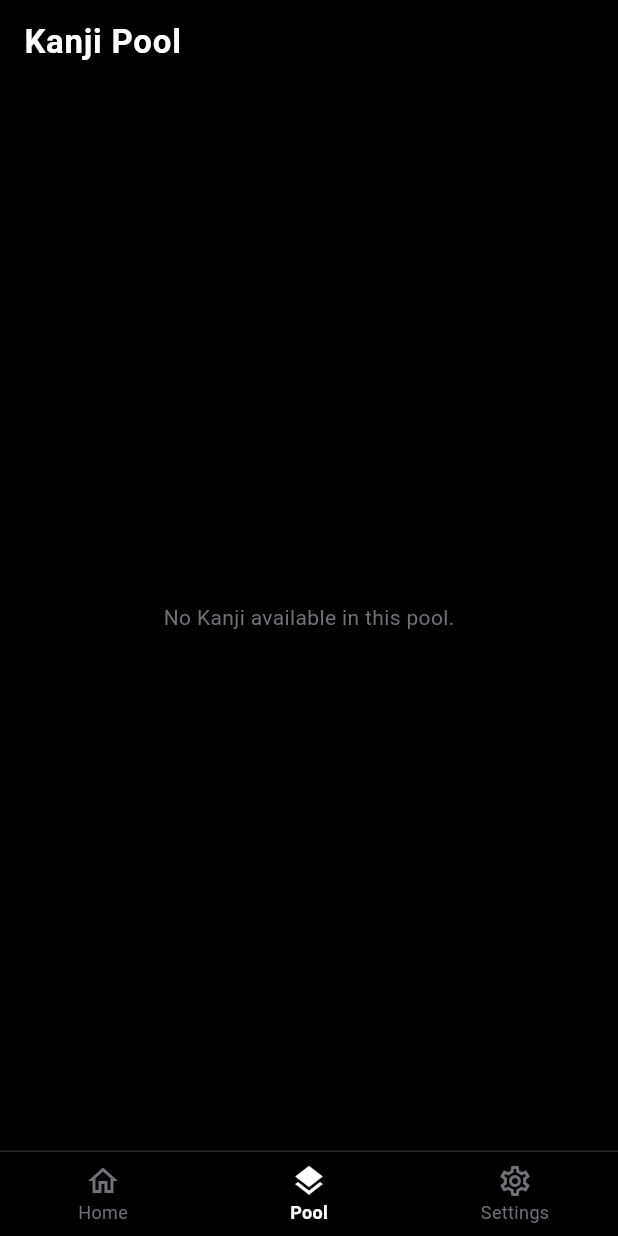
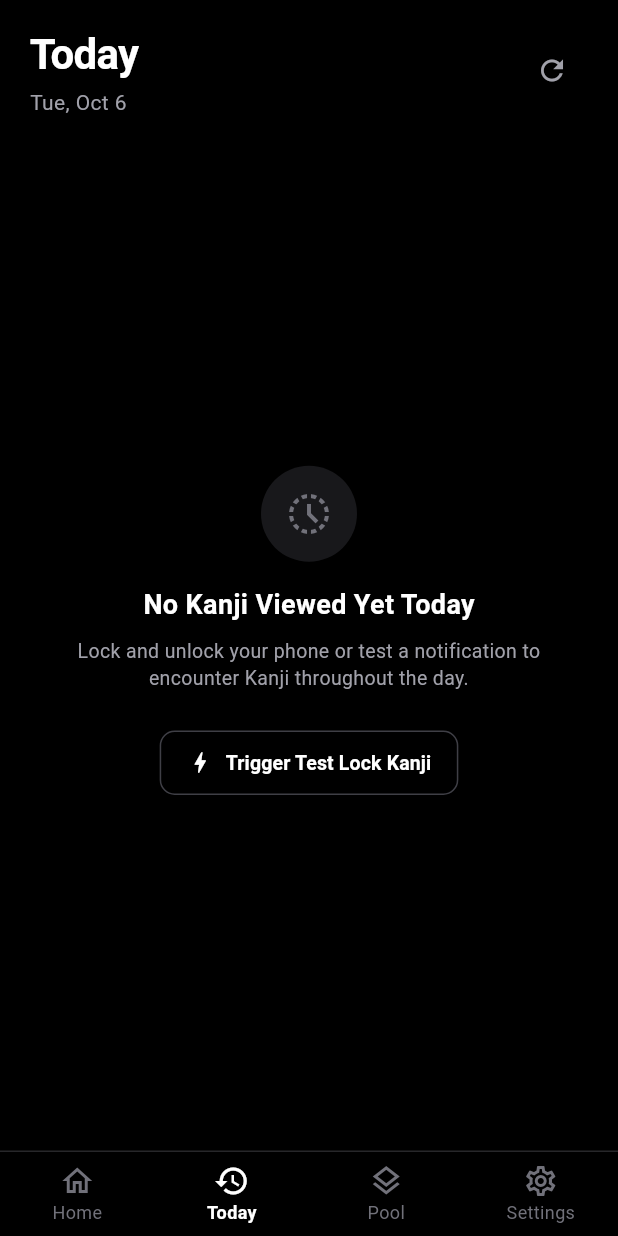
Before and after one commit to sohamsangole/shunkan, a Flutter app: the MainScaffold screen opened directly, item 2 of the bottom bar chosen, on a phone screen of 412 x 824 dp. Run offline on Flutter 3.47's test engine with Material 3 defaults, Android fonts, the phone set to English and light mode, and no system bars; our stand-ins replace flutter_local_notifications, shared_preferences; accounts and stored records are empty.

Commit message:
Introduce Today screen with glance counts and strict filter options

```diff
--- a/lib/screens/main_scaffold.dart
+++ b/lib/screens/main_scaffold.dart
@@ -6,8 +6,9 @@ import '../state/app_state.dart';
 import 'home_screen.dart';
 import 'pool_screen.dart';
 import 'settings_screen.dart';
+import 'today_screen.dart';
 
-/// Main navigation scaffold providing 3 minimal tabs: Home, Pool, and Settings.
+/// Main navigation scaffold providing 4 minimal tabs: Home, Today, Pool, and Settings.
 class MainScaffold extends StatefulWidget {
   const MainScaffold({super.key});
 
@@ -20,6 +21,7 @@ class _MainScaffoldState extends State<MainScaffold> with WidgetsBindingObserver
 
   final List<Widget> _screens = const [
     HomeScreen(),
+    TodayScreen(),
     PoolScreen(),
     SettingsScreen(),
   ];
@@ -72,7 +74,7 @@ class _MainScaffoldState extends State<MainScaffold> with WidgetsBindingObserver
     debugPrint('[MainScaffold] Found target: ${target?.character}');
     if (target != null && mounted) {
       setState(() {
-        _currentIndex = 1; // Switch to Pool tab
+        _currentIndex = 2; // Switch to Pool tab (now index 2)
       });
       // Show detail modal for this Kanji
       WidgetsBinding.instance.addPostFrameCallback((_) {
@@ -116,6 +118,11 @@ class _MainScaffoldState extends State<MainScaffold> with WidgetsBindingObserver
               label: 'Home',
             ),
             BottomNavigationBarItem(
+              icon: Icon(Icons.history_toggle_off),
+              activeIcon: Icon(Icons.history),
+              label: 'Today',
+            ),
+            BottomNavigationBarItem(
               icon: Icon(Icons.layers_outlined),
               activeIcon: Icon(Icons.layers),
               label: 'Pool',
--- /dev/null
+++ b/lib/screens/today_screen.dart
@@ -0,0 +1,427 @@
+import 'package:flutter/material.dart';
+import 'package:provider/provider.dart';
+import '../models/kanji.dart';
+import '../state/app_state.dart';
+import 'pool_screen.dart';
+
+/// Screen displaying the Kanji encountered today.
+/// Dedicated 100% to displaying Kanji viewed today with 2x enlarged cards.
+class TodayScreen extends StatefulWidget {
+  const TodayScreen({super.key});
+
+  @override
+  State<TodayScreen> createState() => _TodayScreenState();
+}
+
+enum TodayFilter { all, repeated }
+
+class _TodayScreenState extends State<TodayScreen> with WidgetsBindingObserver {
+  TodayFilter _selectedFilter = TodayFilter.all;
+
+  @override
+  void initState() {
+    super.initState();
+    WidgetsBinding.instance.addObserver(this);
+    WidgetsBinding.instance.addPostFrameCallback((_) {
+      context.read<AppState>().refreshTelemetry();
+    });
+  }
+
+  @override
+  void dispose() {
+    WidgetsBinding.instance.removeObserver(this);
+    super.dispose();
+  }
+
+  @override
+  void didChangeAppLifecycleState(AppLifecycleState state) {
+    if (state == AppLifecycleState.resumed) {
+      context.read<AppState>().refreshTelemetry();
+    }
+  }
+
+  String _formatDateToday() {
+    final now = DateTime.now();
+    const months = [
+      'Jan', 'Feb', 'Mar', 'Apr', 'May', 'Jun',
+      'Jul', 'Aug', 'Sep', 'Oct', 'Nov', 'Dec'
+    ];
+    const weekdays = ['Mon', 'Tue', 'Wed', 'Thu', 'Fri', 'Sat', 'Sun'];
+    return '${weekdays[now.weekday - 1]}, ${months[now.month - 1]} ${now.day}';
+  }
+
+  int _getGlanceCount(Kanji k, telemetry) {
+    return telemetry.kanjiGlanceCountsToday[k.id] ??
+        telemetry.kanjiGlanceCountsToday[k.character] ??
+        1;
+  }
+
+  @override
+  Widget build(BuildContext context) {
+    final appState = context.watch<AppState>();
+    final kanjisToday = appState.kanjisViewedToday;
+    final telemetry = appState.telemetry;
+
+    final twiceKanjis = kanjisToday
+        .where((k) => _getGlanceCount(k, telemetry) == 2)
+        .toList();
+
+    final displayedKanjis = _selectedFilter == TodayFilter.repeated
+        ? twiceKanjis
+        : kanjisToday;
+
+    return Scaffold(
+      backgroundColor: Colors.black,
+      body: SafeArea(
+        child: Padding(
+          padding: const EdgeInsets.symmetric(horizontal: 20.0, vertical: 16.0),
+          child: Column(
+            crossAxisAlignment: CrossAxisAlignment.start,
+            children: [
+              // Header
+              Row(
+                mainAxisAlignment: MainAxisAlignment.spaceBetween,
+                crossAxisAlignment: CrossAxisAlignment.center,
+                children: [
+                  Column(
+                    crossAxisAlignment: CrossAxisAlignment.start,
+                    children: [
+                      const Text(
+                        'Today',
+                        style: TextStyle(
+                          color: Colors.white,
+                          fontSize: 28,
+                          fontWeight: FontWeight.bold,
+                          letterSpacing: -0.5,
+                        ),
+                      ),
+                      const SizedBox(height: 2),
+                      Text(
+                        _formatDateToday(),
+                        style: const TextStyle(
+                          color: Color(0xFFA1A1AA),
+                          fontSize: 14,
+                        ),
+                      ),
+                    ],
+                  ),
+                  // Refresh button
+                  IconButton(
+                    onPressed: () => appState.refreshTelemetry(),
+                    icon: const Icon(Icons.refresh, color: Color(0xFFA1A1AA), size: 22),
+                    tooltip: 'Refresh Activity',
+                  ),
+                ],
+              ),
+
+              const SizedBox(height: 14),
+
+              // Filter Pills Row
+              if (kanjisToday.isNotEmpty)
+                Padding(
+                  padding: const EdgeInsets.only(bottom: 14.0),
+                  child: Row(
+                    children: [
+                      _buildFilterPill(
+                        label: 'ALL',
+                        count: kanjisToday.length,
+                        isSelected: _selectedFilter == TodayFilter.all,
+                        onTap: () => setState(() => _selectedFilter = TodayFilter.all),
+                      ),
+                      const SizedBox(width: 8),
+                      _buildFilterPill(
+                        label: '2 GLANCES',
+                        count: twiceKanjis.length,
+                        isSelected: _selectedFilter == TodayFilter.repeated,
+                        onTap: () => setState(() => _selectedFilter = TodayFilter.repeated),
+                      ),
+                    ],
+                  ),
+                ),
+
+              // Direct Kanji Grid (or Empty State)
+              Expanded(
+                child: kanjisToday.isEmpty
+                    ? _buildEmptyState(context, appState)
+                    : (_selectedFilter == TodayFilter.repeated && twiceKanjis.isEmpty)
+                        ? _buildNoRepeatsState()
+                        : _buildKanjiGrid(context, appState, displayedKanjis, telemetry),
+              ),
+            ],
+          ),
+        ),
+      ),
+    );
+  }
+
+  Widget _buildFilterPill({
+    required String label,
+    required int count,
+    required bool isSelected,
+    required VoidCallback onTap,
+  }) {
+    return GestureDetector(
+      onTap: onTap,
+      child: AnimatedContainer(
+        duration: const Duration(milliseconds: 180),
+        padding: const EdgeInsets.symmetric(horizontal: 12, vertical: 6),
+        decoration: BoxDecoration(
+          color: isSelected ? Colors.white : const Color(0xFF121214),
+          borderRadius: BorderRadius.circular(20),
+          border: Border.all(
+            color: isSelected ? Colors.white : const Color(0xFF27272A),
+            width: 1,
+          ),
+        ),
+        child: Row(
+          mainAxisSize: MainAxisSize.min,
+          children: [
+            Text(
+              label,
+              style: TextStyle(
+                color: isSelected ? Colors.black : const Color(0xFFA1A1AA),
+                fontSize: 11,
+                fontWeight: FontWeight.w700,
+                letterSpacing: 0.5,
+              ),
+            ),
+            const SizedBox(width: 6),
+            Container(
+              padding: const EdgeInsets.symmetric(horizontal: 5, vertical: 1.5),
+              decoration: BoxDecoration(
+                color: isSelected ? const Color(0xFFE4E4E7) : const Color(0xFF27272A),
+                borderRadius: BorderRadius.circular(10),
+              ),
+              child: Text(
+                '$count',
+                style: TextStyle(
+                  color: isSelected ? Colors.black : const Color(0xFFA1A1AA),
+                  fontSize: 10,
+                  fontWeight: FontWeight.w700,
+                  fontFamily: 'monospace',
+                ),
+              ),
+            ),
+          ],
+        ),
+      ),
+    );
+  }
+
+  Widget _buildNoRepeatsState() {
+    return Center(
+      child: Padding(
+        padding: const EdgeInsets.symmetric(horizontal: 24.0),
+        child: Column(
+          mainAxisAlignment: MainAxisAlignment.center,
+          children: [
+            Container(
+              width: 56,
+              height: 56,
+              decoration: const BoxDecoration(
+                color: Color(0xFF18181B),
+                shape: BoxShape.circle,
+              ),
+              child: const Icon(
+                Icons.repeat,
+                color: Color(0xFF71717A),
+                size: 26,
+              ),
+            ),
+            const SizedBox(height: 16),
+            const Text(
+              'No Kanji Viewed 2x Yet Today',
+              style: TextStyle(
+                color: Colors.white,
+                fontSize: 16,
+                fontWeight: FontWeight.bold,
+              ),
+            ),
+            const SizedBox(height: 6),
+            const Text(
+              'When a Kanji appears on your lock screen twice today, it will be gathered here for quick reinforcement.',
+              textAlign: TextAlign.center,
+              style: TextStyle(
+                color: Color(0xFFA1A1AA),
+                fontSize: 13,
+                height: 1.4,
+              ),
+            ),
+          ],
+        ),
+      ),
+    );
+  }
+
+  Widget _buildEmptyState(BuildContext context, AppState appState) {
+    return Center(
+      child: Padding(
+        padding: const EdgeInsets.symmetric(horizontal: 24.0),
+        child: Column(
+          mainAxisAlignment: MainAxisAlignment.center,
+          children: [
+            Container(
+              width: 64,
+              height: 64,
+              decoration: const BoxDecoration(
+                color: Color(0xFF18181B),
+                shape: BoxShape.circle,
+              ),
+              child: const Icon(
+                Icons.history_toggle_off,
+                color: Color(0xFF71717A),
+                size: 32,
+              ),
+            ),
+            const SizedBox(height: 16),
+            const Text(
+              'No Kanji Viewed Yet Today',
+              style: TextStyle(
+                color: Colors.white,
+                fontSize: 18,
+                fontWeight: FontWeight.bold,
+              ),
+            ),
+            const SizedBox(height: 8),
+            const Text(
+              'Lock and unlock your phone or test a notification to encounter Kanji throughout the day.',
+              textAlign: TextAlign.center,
+              style: TextStyle(
+                color: Color(0xFFA1A1AA),
+                fontSize: 13,
+                height: 1.4,
+              ),
+            ),
+            const SizedBox(height: 24),
+            OutlinedButton.icon(
+              onPressed: () async {
+                await appState.triggerTestNotification();
+                await appState.refreshTelemetry();
+              },
+              style: OutlinedButton.styleFrom(
+                foregroundColor: Colors.white,
+                side: const BorderSide(color: Color(0xFF3F3F46)),
+                shape: RoundedRectangleBorder(borderRadius: BorderRadius.circular(10)),
+                padding: const EdgeInsets.symmetric(horizontal: 18, vertical: 12),
+              ),
+              icon: const Icon(Icons.bolt, size: 18),
+              label: const Text(
+                'Trigger Test Lock Kanji',
+                style: TextStyle(fontSize: 13, fontWeight: FontWeight.w600),
+              ),
+            ),
+          ],
+        ),
+      ),
+    );
+  }
+
+  Widget _buildKanjiGrid(
+    BuildContext context,
+    AppState appState,
+    List<Kanji> kanjisToday,
+    telemetry,
+  ) {
+    return GridView.builder(
+      padding: const EdgeInsets.only(bottom: 24),
+      gridDelegate: const SliverGridDelegateWithFixedCrossAxisCount(
+        crossAxisCount: 2,
+        mainAxisSpacing: 12,
+        crossAxisSpacing: 12,
+        childAspectRatio: 0.85,
+      ),
+      itemCount: kanjisToday.length,
+      itemBuilder: (context, index) {
+        final kanji = kanjisToday[index];
+        final glanceCount = telemetry.kanjiGlanceCountsToday[kanji.id] ??
+            telemetry.kanjiGlanceCountsToday[kanji.character] ??
+            1;
+
+        return GestureDetector(
+          onTap: () {
+            appState.recordKanjiView(kanji.id);
+            PoolScreen.showKanjiDetail(context, kanji);
+          },
+          child: Container(
+            padding: const EdgeInsets.all(14),
+            decoration: BoxDecoration(
+              color: const Color(0xFF0A0A0A),
+              borderRadius: BorderRadius.circular(12),
+              border: Border.all(color: const Color(0xFF27272A), width: 1),
+            ),
+            child: Column(
+              crossAxisAlignment: CrossAxisAlignment.start,
+              children: [
+                // Badge
+                Row(
+                  mainAxisAlignment: MainAxisAlignment.spaceBetween,
+                  children: [
+                    Container(
+                      padding: const EdgeInsets.symmetric(horizontal: 6, vertical: 2),
+                      decoration: BoxDecoration(
+                        color: const Color(0xFF18181B),
+                        borderRadius: BorderRadius.circular(4),
+                        border: Border.all(color: const Color(0xFF27272A)),
+                      ),
+                      child: Text(
+                        '${glanceCount}x today',
+                        style: const TextStyle(
+                          color: Color(0xFFA1A1AA),
+                          fontSize: 10,
+                          fontWeight: FontWeight.w600,
+                        ),
+                      ),
+                    ),
+                    const Icon(Icons.arrow_forward_ios, size: 10, color: Color(0xFF52525B)),
+                  ],
+                ),
+                // Character (Enlarged ~2x)
+                Expanded(
+                  child: Center(
+                    child: FittedBox(
+                      fit: BoxFit.contain,
+                      child: Text(
+                        kanji.character,
+                        style: const TextStyle(
+                          color: Colors.white,
+                          fontSize: 96,
+                          fontWeight: FontWeight.bold,
+                          height: 1.0,
+                        ),
+                      ),
+                    ),
+                  ),
+                ),
+                const SizedBox(height: 6),
+                // Meaning
+                Text(
+                  kanji.primaryMeaning.toUpperCase(),
+                  maxLines: 1,
+                  overflow: TextOverflow.ellipsis,
+                  style: const TextStyle(
+                    color: Colors.white,
+                    fontSize: 13,
+                    fontWeight: FontWeight.w700,
+                  ),
+                ),
+                const SizedBox(height: 2),
+                // Reading
+                Text(
+                  kanji.onyomiHiraganaDisplay.isNotEmpty
+                      ? kanji.onyomiHiraganaDisplay
+                      : kanji.kunyomiDisplay,
+                  maxLines: 1,
+                  overflow: TextOverflow.ellipsis,
+                  style: const TextStyle(
+                    color: Color(0xFFA1A1AA),
+                    fontSize: 11,
+                  ),
+                ),
+              ],
+            ),
+          ),
+        );
+      },
+    );
+  }
+}
```
